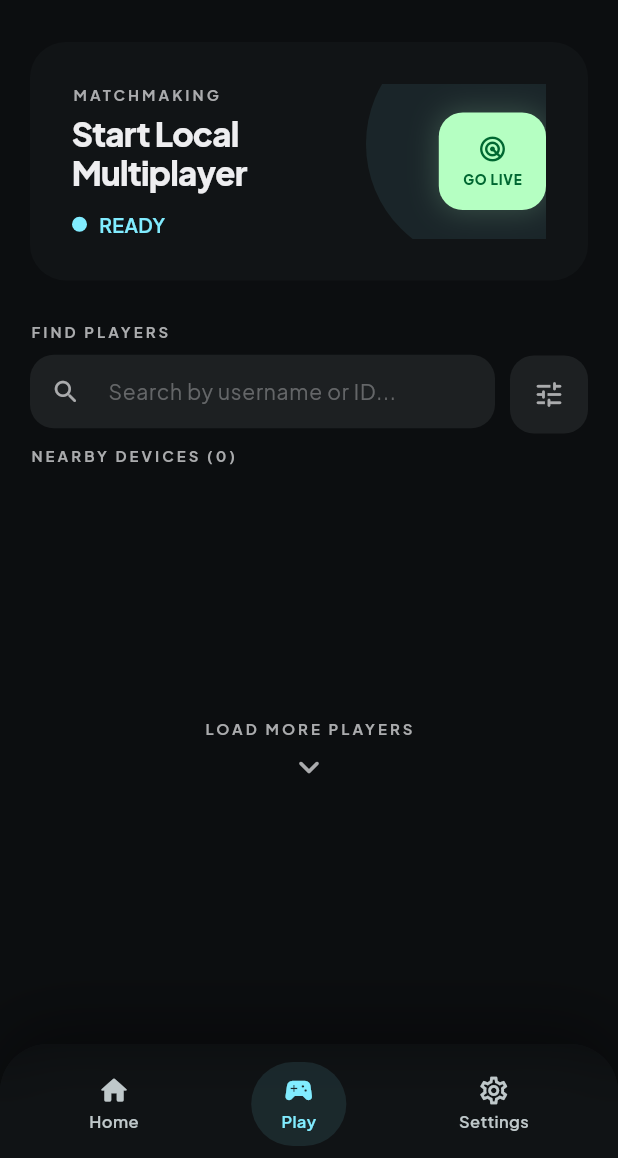
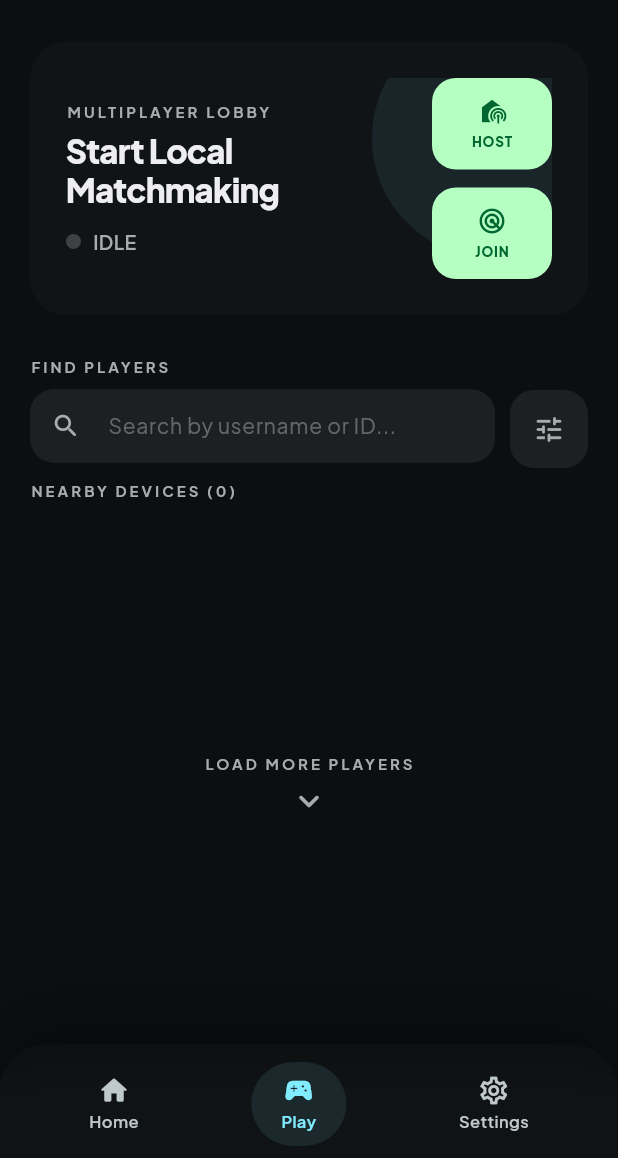
Before and after one commit to Kalpeshharsad/Tik-Tac-Toe, a Flutter app: the MultiplayerLobbyScreen screen opened by its route, on a phone screen of 412 x 824 dp, the part 78-1236 px from its top. Run offline on Flutter 3.47's test engine with Material 3 defaults, Android fonts, the phone set to English and light mode, and no system bars; our stand-ins replace audioplayers, go_router, google_fonts, permission_handler, shared_preferences; missing offline and left inert: nearby_connections; accounts and stored records are empty.

Commit message:
fix: finalize ios connectivity with host/join roles and simplified serviceId

```diff
--- a/lib/screens/multiplayer_lobby_screen.dart
+++ b/lib/screens/multiplayer_lobby_screen.dart
@@ -59,18 +59,21 @@ class _MultiplayerLobbyScreenState extends State<MultiplayerLobbyScreen>
     };
   }
 
-  Future<void> _toggleMatchmaking() async {
-    if (_isSearching) {
+  bool _isHosting = false;
+  bool _isJoining = false;
+
+  Future<void> _stopAll() async {
     _nearbyService.stopAll();
     _pingCtrl.stop();
     setState(() {
       _isSearching = false;
+      _isHosting = false;
+      _isJoining = false;
       _discoveredDevices.clear();
     });
-      return;
   }
 
-    // Request permissions
+  Future<bool> _requestPermissions() async {
     final permissions = [
       Permission.location,
       Permission.bluetooth,
@@ -81,25 +84,61 @@ class _MultiplayerLobbyScreenState extends State<MultiplayerLobbyScreen>
     ];
 
     Map<Permission, PermissionStatus> statuses = await permissions.request();
-    if (!mounted) return;
+    return !statuses.values.any((s) => s.isDenied);
+  }
 
-    if (statuses.values.any((s) => s.isDenied)) {
+  Future<void> _startHosting() async {
+    if (_isHosting) {
+      await _stopAll();
+      return;
+    }
+
+    if (!await _requestPermissions()) {
+      _showPermissionError();
+      return;
+    }
+
+    final username = Provider.of<SettingsState>(context, listen: false).userName;
+    bool success = await _nearbyService.startAdvertising(username);
+
+    if (success) {
+      _pingCtrl.repeat(reverse: true);
+      setState(() {
+        _isHosting = true;
+        _isSearching = true;
+      });
+    }
+  }
+
+  Future<void> _startJoining() async {
+    if (_isJoining) {
+      await _stopAll();
+      return;
+    }
+
+    if (!await _requestPermissions()) {
+      _showPermissionError();
+      return;
+    }
+
+    final username = Provider.of<SettingsState>(context, listen: false).userName;
+    bool success = await _nearbyService.startDiscovery(username);
+
+    if (success) {
+      _pingCtrl.repeat(reverse: true);
+      setState(() {
+        _isJoining = true;
+        _isSearching = true;
+      });
+    }
+  }
+
+  void _showPermissionError() {
     if (mounted) {
       ScaffoldMessenger.of(context).showSnackBar(
         const SnackBar(content: Text('Permissions required for Local Multiplayer')),
       );
     }
-      return;
-    }
-
-    final username = Provider.of<SettingsState>(context, listen: false).userName;
-
-    // Start both for bidirectional discovery (simpler for users)
-    await _nearbyService.startAdvertising(username);
-    await _nearbyService.startDiscovery(username);
-
-    _pingCtrl.repeat(reverse: true);
-    setState(() => _isSearching = true);
   }
 
   void _showConnectionRequestDialog(String id, ConnectionInfo info) {
@@ -202,16 +241,61 @@ class _MultiplayerLobbyScreenState extends State<MultiplayerLobbyScreen>
     );
   }
 
+  Widget _buildMatchmakingButton({
+    required VoidCallback onTap,
+    required bool isActive,
+    required bool isOtherActive,
+    required IconData icon,
+    required String label,
+  }) {
+    final color = isActive ? KColors.error : (isOtherActive ? KColors.surfaceContainerHigh : KColors.tertiary);
+    final onColor = isActive ? Colors.white : (isOtherActive ? KColors.onSurfaceVariant : KColors.onTertiary);
+
+    return GestureDetector(
+      onTap: isOtherActive ? null : onTap,
+      child: AnimatedContainer(
+        duration: const Duration(milliseconds: 300),
+        width: 80,
+        padding: const EdgeInsets.symmetric(vertical: 12),
+        decoration: BoxDecoration(
+          color: color,
+          borderRadius: BorderRadius.circular(KRadius.md),
+          boxShadow: isActive ? [
+            BoxShadow(
+              color: color.withValues(alpha: 0.2),
+              blurRadius: 16,
+              spreadRadius: 1,
+            ),
+          ] : [],
+        ),
+        child: Column(
+          children: [
+            Icon(isActive ? Icons.stop_rounded : icon, color: onColor, size: 20),
+            const SizedBox(height: 4),
+            Text(
+              isActive ? 'STOP' : label,
+              style: GoogleFonts.plusJakartaSans(
+                fontSize: 9,
+                fontWeight: FontWeight.w800,
+                color: onColor,
+                letterSpacing: 0.5,
+              ),
+            ),
+          ],
+        ),
+      ),
+    );
+  }
+
   Widget _buildMatchmakingCard() {
     return Container(
-      padding: const EdgeInsets.all(28),
+      padding: const EdgeInsets.all(24),
       decoration: BoxDecoration(
         color: KColors.surfaceContainerLow,
         borderRadius: BorderRadius.circular(KRadius.lg),
       ),
       child: Stack(
         children: [
-          // Ambient glow
           Positioned(
             top: -40, right: -40,
             child: Container(
@@ -229,7 +313,7 @@ class _MultiplayerLobbyScreenState extends State<MultiplayerLobbyScreen>
                   crossAxisAlignment: CrossAxisAlignment.start,
                   children: [
                     Text(
-                      'MATCHMAKING',
+                      'MULTIPLAYER LOBBY',
                       style: GoogleFonts.plusJakartaSans(
                         fontSize: 10,
                         fontWeight: FontWeight.w700,
@@ -239,7 +323,7 @@ class _MultiplayerLobbyScreenState extends State<MultiplayerLobbyScreen>
                     ),
                     const SizedBox(height: 6),
                     Text(
-                      _isSearching ? 'Searching for\nOpponent...' : 'Start Local\nMultiplayer',
+                      _isHosting ? 'Host Mode\nWaiting...' : (_isJoining ? 'Join Mode\nScanning...' : 'Start Local\nMatchmaking'),
                       style: GoogleFonts.plusJakartaSans(
                         fontSize: 22,
                         fontWeight: FontWeight.w800,
@@ -253,32 +337,20 @@ class _MultiplayerLobbyScreenState extends State<MultiplayerLobbyScreen>
                       animation: _pingCtrl,
                       builder: (_, __) => Row(
                         children: [
-                          Stack(
-                            children: [
                           Container(
                             width: 10, height: 10,
                             decoration: BoxDecoration(
                               shape: BoxShape.circle,
-                                  color: KColors.primary
-                                      .withValues(alpha: 0.3 * _pingCtrl.value),
+                              color: (_isSearching) ? KColors.primary : KColors.onSurfaceVariant.withValues(alpha: 0.3),
                             ),
-                              ),
-                              Container(
-                                width: 10, height: 10,
-                                decoration: const BoxDecoration(
-                                  shape: BoxShape.circle,
-                                  color: KColors.primary,
-                                ),
-                              ),
-                            ],
                           ),
                           const SizedBox(width: 8),
                           Text(
-                            _isSearching ? 'ACTIVE' : 'READY',
+                            _isSearching ? 'ACTIVE' : 'IDLE',
                             style: GoogleFonts.plusJakartaSans(
                               fontSize: 13,
                               fontWeight: FontWeight.w600,
-                              color: KColors.primary,
+                              color: _isSearching ? KColors.primary : KColors.onSurfaceVariant,
                             ),
                           ),
                         ],
@@ -288,40 +360,24 @@ class _MultiplayerLobbyScreenState extends State<MultiplayerLobbyScreen>
                 ),
               ),
               const SizedBox(width: 16),
-              GestureDetector(
-                onTap: _toggleMatchmaking,
-                child: Container(
-                  padding: const EdgeInsets.symmetric(
-                      horizontal: 16, vertical: 14),
-                  decoration: BoxDecoration(
-                    color: _isSearching ? KColors.error : KColors.tertiary,
-                    borderRadius: BorderRadius.circular(KRadius.md),
-                    boxShadow: [
-                      BoxShadow(
-                        color: (_isSearching ? KColors.error : KColors.tertiary).withValues(alpha: 0.2),
-                        blurRadius: 16,
-                        spreadRadius: 1,
+              Column(
+                children: [
+                  _buildMatchmakingButton(
+                    onTap: _startHosting,
+                    isActive: _isHosting,
+                    isOtherActive: _isJoining,
+                    icon: Icons.broadcast_on_personal_rounded,
+                    label: 'HOST',
+                  ),
+                  const SizedBox(height: 12),
+                  _buildMatchmakingButton(
+                    onTap: _startJoining,
+                    isActive: _isJoining,
+                    isOtherActive: _isHosting,
+                    icon: Icons.radar_rounded,
+                    label: 'JOIN',
                   ),
                 ],
-                  ),
-                  child: Column(
-                    children: [
-                      Icon(_isSearching ? Icons.stop_rounded : Icons.radar_rounded,
-                          color: _isSearching ? Colors.white : KColors.onTertiary, size: 20),
-                      const SizedBox(height: 4),
-                      Text(
-                        _isSearching ? 'STOP' : 'GO LIVE',
-                        textAlign: TextAlign.center,
-                        style: GoogleFonts.plusJakartaSans(
-                          fontSize: 9,
-                          fontWeight: FontWeight.w800,
-                          color: _isSearching ? Colors.white : KColors.onTertiary,
-                          letterSpacing: 0.5,
-                        ),
-                      ),
-                    ],
-                  ),
-                ),
               ),
             ],
           ),
--- a/lib/services/nearby_service.dart
+++ b/lib/services/nearby_service.dart
@@ -30,7 +30,7 @@ class NearbyService {
         onConnectionInitiated: _onConnectionInitiated,
         onConnectionResult: _onConnectionResult,
         onDisconnected: _onDisconnected,
-        serviceId: "kinetic-p2p",
+        serviceId: "kinetic",
       );
       if (a) status = NearbyStatus.advertising;
       return a;
@@ -46,7 +46,7 @@ class NearbyService {
         strategy,
         onEndpointFound: _onEndpointFound,
         onEndpointLost: (id) => _onEndpointLost(id),
-        serviceId: "kinetic-p2p",
+        serviceId: "kinetic",
       );
       if (a) status = NearbyStatus.discovering;
       return a;
```
Also changed, not shown: 2 other files. Lines whose indentation alone changed are shown as unchanged.
